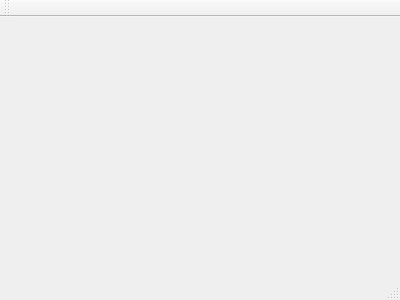
Qt form qt/Obscure-Reference/or_main_window.ui (jakamph/Obscure-Reference) before a commit.
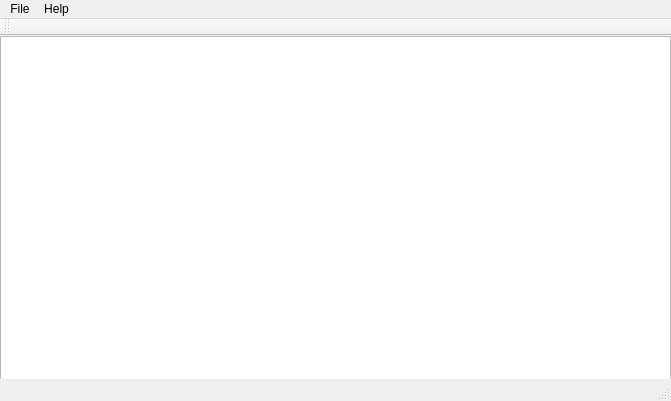
The same form after that commit.

Patch:
```diff
--- a/qt/Obscure-Reference/or_main_window.ui
+++ b/qt/Obscure-Reference/or_main_window.ui
@@ -1,24 +1,68 @@
 <ui version="4.0">
  <class>ORMainWindow</class>
- <widget class="QMainWindow" name="ORMainWindow" >
-  <property name="geometry" >
+ <widget class="QMainWindow" name="ORMainWindow">
+  <property name="geometry">
    <rect>
     <x>0</x>
     <y>0</y>
-    <width>400</width>
-    <height>300</height>
+    <width>671</width>
+    <height>401</height>
    </rect>
   </property>
   <property name="windowTitle" >
    <string>ORMainWindow</string>
   </property>
-  <widget class="QMenuBar" name="menuBar" />
-  <widget class="QToolBar" name="mainToolBar" />
-  <widget class="QWidget" name="centralWidget" />
-  <widget class="QStatusBar" name="statusBar" />
+  <widget class="QWidget" name="centralWidget">
+   <widget class="QGraphicsView" name="m_mainGraphicsView">
+    <property name="geometry">
+     <rect>
+      <x>0</x>
+      <y>0</y>
+      <width>671</width>
+      <height>351</height>
+     </rect>
+    </property>
+   </widget>
+  </widget>
+  <widget class="QMenuBar" name="menuBar">
+   <property name="geometry">
+    <rect>
+     <x>0</x>
+     <y>0</y>
+     <width>671</width>
+     <height>20</height>
+    </rect>
+   </property>
+   <widget class="QMenu" name="menuFile">
+    <property name="title">
+     <string>File</string>
+    </property>
+    <addaction name="actionExit"/>
+   </widget>
+   <widget class="QMenu" name="menuHelp">
+    <property name="title">
+     <string>Help</string>
+    </property>
+   </widget>
+   <addaction name="menuFile"/>
+   <addaction name="menuHelp"/>
+  </widget>
+  <widget class="QToolBar" name="mainToolBar">
+   <attribute name="toolBarArea">
+    <enum>TopToolBarArea</enum>
+   </attribute>
+   <attribute name="toolBarBreak">
+    <bool>false</bool>
+   </attribute>
+  </widget>
+  <widget class="QStatusBar" name="statusBar"/>
+  <action name="actionExit">
+   <property name="text">
+    <string>Exit</string>
+   </property>
+  </action>
  </widget>
- <layoutDefault spacing="6" margin="11" />
- <pixmapfunction></pixmapfunction>
+ <layoutdefault spacing="6" margin="11"/>
  <resources/>
  <connections/>
 </ui>
```
Left out of the diff: 3 changed lines with no effect on the pictures.
